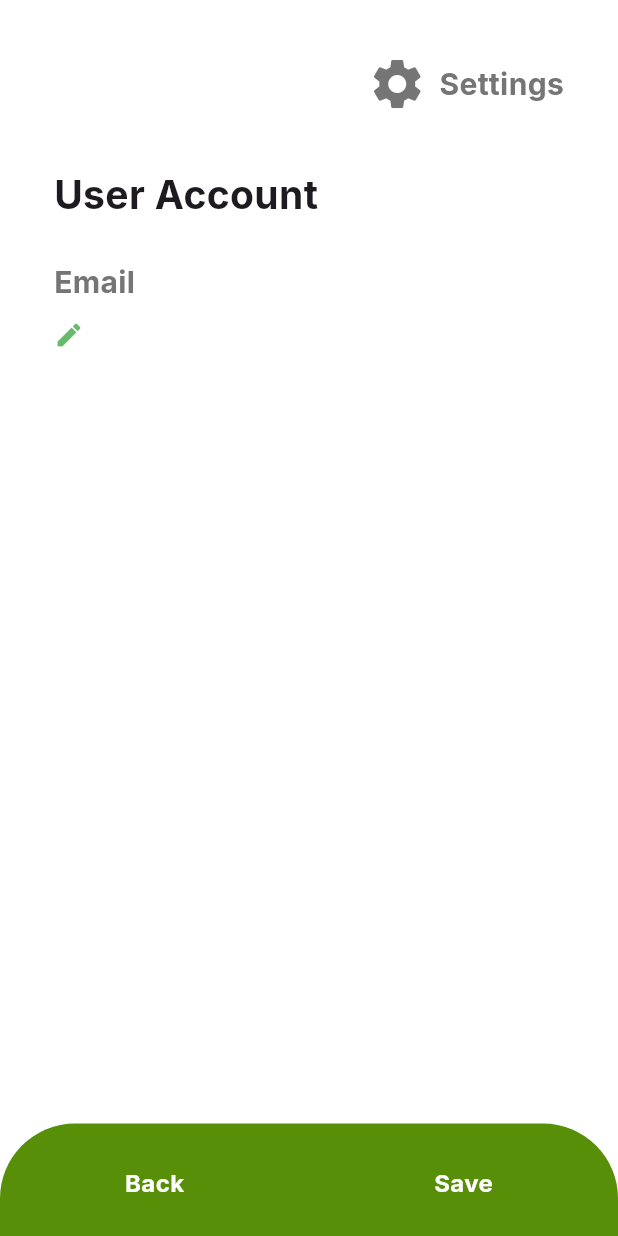
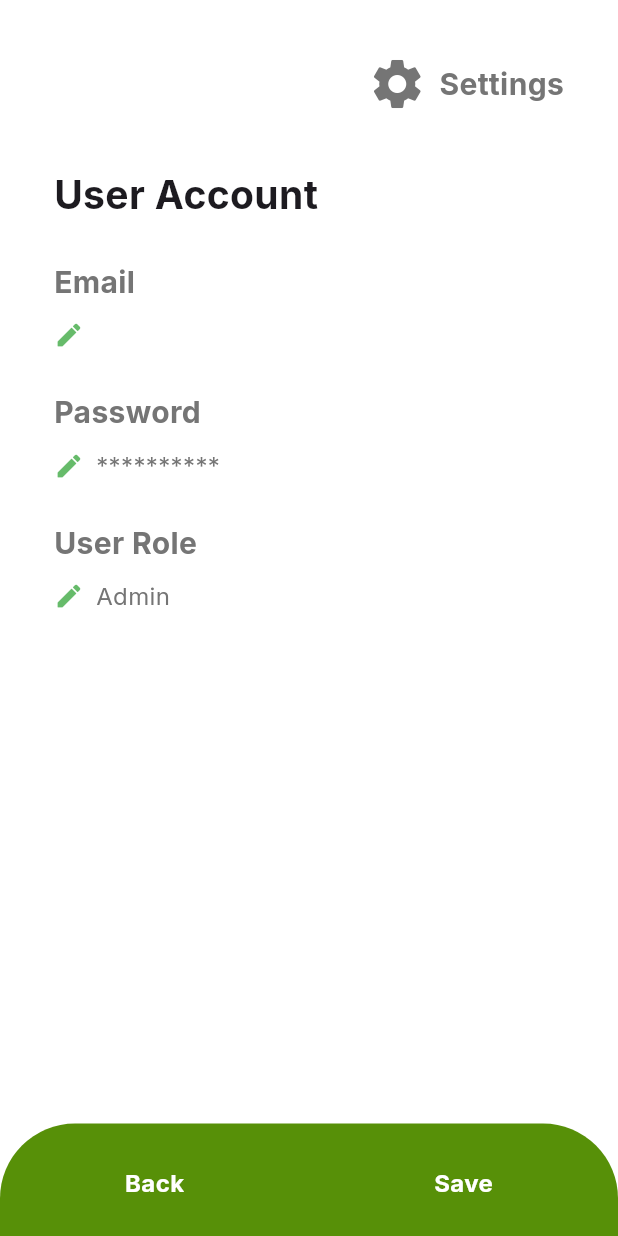
Before and after one commit to keanedalisay/cc206_benta, a Flutter app: the Setting screen opened by its route, on a phone screen of 412 x 824 dp. Run offline on Flutter 3.47's test engine with Material 3 defaults, Android fonts, the phone set to English and light mode, and no system bars; our stand-ins replace auto_size_text, email_validator, firebase_auth, firebase_core, image_picker, shared_preferences and 1 more; missing offline and left inert: flutter_barcode_scanner; accounts and stored records are empty.

Commit message:
Add Password and User Role Display

```diff
--- a/lib/src/features/dashboard/settings.dart
+++ b/lib/src/features/dashboard/settings.dart
@@ -81,6 +81,72 @@ class Setting extends StatelessWidget {
                 ]
             ),
 
+            const SizedBox(height: 25),
+
+            Text(
+              'Password',
+              style: TextStyle(
+                  fontSize: 20,
+                  fontWeight: FontWeight.bold,
+                  color: Colors.grey[600]
+              ),
+            ),
+
+            const SizedBox(height: 10),
+
+            Row(
+                children: [
+                  Icon(
+                    Icons.edit,
+                    size: 20,
+                    color: Colors.green[400],
+                  ),
+
+                  const SizedBox(width: 8),
+
+                  Text(
+                    '**********',
+                    style: TextStyle(
+                        fontSize: 16,
+                        color: Colors.grey[600]
+                    ),
+                  )
+                ]
+            ),
+
+            const SizedBox(height: 25),
+
+            Text(
+              'User Role',
+              style: TextStyle(
+                  fontSize: 20,
+                  fontWeight: FontWeight.bold,
+                  color: Colors.grey[600]
+              ),
+            ),
+
+            const SizedBox(height: 10),
+
+            Row(
+                children: [
+                  Icon(
+                    Icons.edit,
+                    size: 20,
+                    color: Colors.green[400],
+                  ),
+
+                  const SizedBox(width: 8),
+
+                  Text(
+                    'Admin',
+                    style: TextStyle(
+                        fontSize: 16,
+                        color: Colors.grey[600]
+                    ),
+                  ),
+                ]
+            ),
+
 
           ],
         ),
```
